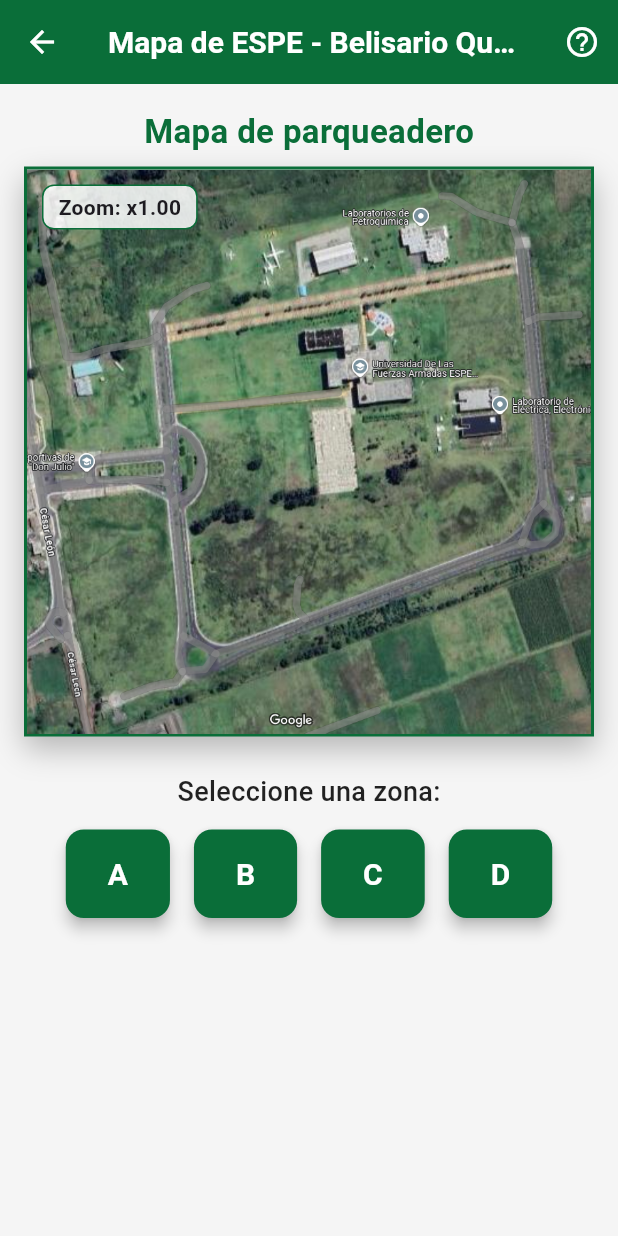
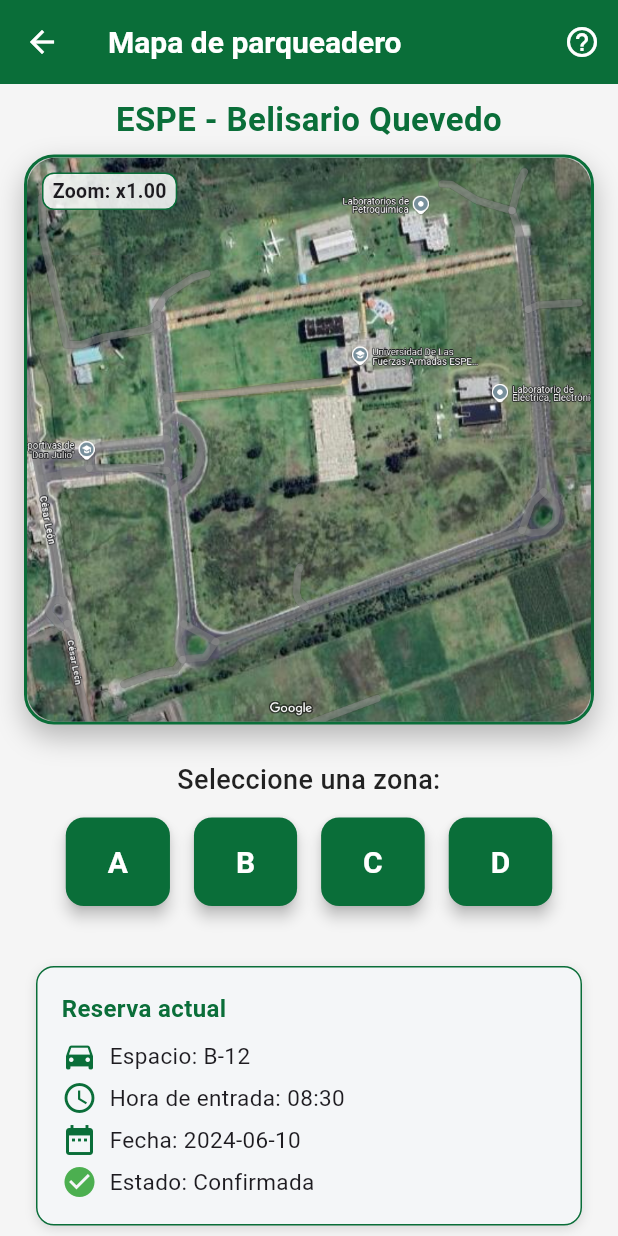
Before and after one commit to ShadowAlejo/parqueadero, a Flutter app: the MapaScreen screen opened directly, on a phone screen of 412 x 824 dp. Run offline on Flutter 3.47's test engine with Material 3 defaults, Android fonts, the phone set to English and light mode, and no system bars; our stand-ins replace cloud_firestore, firebase_auth, firebase_core, google_fonts; accounts and stored records are empty.

Commit message:
Update MapaScreen UI: change title, enhance layout with SingleChildScrollView, and add reservation details section. Adjust zoom functionality to enable panning only when zoomed in.

```diff
--- a/lib/views/home_page.dart
+++ b/lib/views/home_page.dart
@@ -165,7 +165,7 @@
     final squareSize = screenWidth < screenHeight ? screenWidth : screenHeight;
     return Scaffold(
       appBar: AppBar(
-        title: Text('Mapa de ESPE - Belisario Quevedo'),
+        title: Text('Mapa de parqueadero'),
         backgroundColor: Color(0xFF0A6E39),
         actions: [
           IconButton(
@@ -177,16 +177,19 @@
       ),
       body: FadeTransition(
         opacity: _fadeAnimation,
+        child: SingleChildScrollView(
           child: Column(
+            crossAxisAlignment: CrossAxisAlignment.stretch,
             children: [
-            SizedBox(height: 16),
+              SizedBox(height: 8),
               Text(
-              'Mapa de parqueadero',
+                'ESPE - Belisario Quevedo',
                 style: TextStyle(
                   fontSize: 22,
                   fontWeight: FontWeight.bold,
                   color: Color(0xFF0A6E39),
                 ),
+                textAlign: TextAlign.center,
               ),
               SizedBox(height: 8),
               Padding(
@@ -199,7 +202,9 @@
                         height: squareSize - 32,
                         decoration: BoxDecoration(
                           color: Colors.black12,
-                        border: Border.all(color: Color(0xFF0A6E39), width: 2),
+                          border:
+                              Border.all(color: Color(0xFF0A6E39), width: 2),
+                          borderRadius: BorderRadius.circular(20),
                           boxShadow: [
                             BoxShadow(
                               color: Colors.black26,
@@ -208,27 +213,36 @@
                             ),
                           ],
                         ),
+                        child: ClipRRect(
+                          borderRadius: BorderRadius.circular(20),
                           child: _ZoomOnlyImageViewer(
                             key: _zoomKey,
                             squareSize: squareSize - 32,
                             onZoomChanged: _onZoomChanged,
                           ),
                         ),
+                      ),
+                      // Indicador de zoom en la esquina superior izquierda
                       Positioned(
                         top: 12,
                         left: 12,
                         child: Container(
-                        padding:
-                            EdgeInsets.symmetric(horizontal: 10, vertical: 4),
+                          padding: EdgeInsets.symmetric(
+                              horizontal: 6, vertical: 2), // Más pequeño
                           decoration: BoxDecoration(
                             color: Colors.white.withOpacity(0.85),
                             borderRadius: BorderRadius.circular(8),
                             border: Border.all(color: Color(0xFF0A6E39)),
                           ),
-                        child: Text('Zoom: x${zoomLevel.toStringAsFixed(2)}',
-                            style: TextStyle(fontWeight: FontWeight.bold)),
+                          child: Text(
+                            'Zoom: x${zoomLevel.toStringAsFixed(2)}',
+                            style: TextStyle(
+                                fontWeight: FontWeight.bold,
+                                fontSize: 13), // Letra más pequeña
                           ),
                         ),
+                      ),
+                      // Botón de reset en la esquina inferior derecha, solo si el zoom es mayor a 1.0
                       if (zoomLevel > 1.01)
                         Positioned(
                           bottom: 12,
@@ -244,7 +258,8 @@
                                   decoration: BoxDecoration(
                                     color: Colors.white,
                                     shape: BoxShape.circle,
-                                  border: Border.all(color: Color(0xFF0A6E39)),
+                                    border:
+                                        Border.all(color: Color(0xFF0A6E39)),
                                   ),
                                   padding: EdgeInsets.all(8),
                                   child: Icon(Icons.refresh,
@@ -266,6 +281,7 @@
                   fontWeight: FontWeight.w500,
                   color: Colors.black87,
                 ),
+                textAlign: TextAlign.center,
               ),
               SizedBox(height: 12),
               Padding(
@@ -283,7 +299,76 @@
                   ],
                 ),
               ),
+              // Sección de datos de reserva inventados
+              Padding(
+                padding: const EdgeInsets.fromLTRB(24.0, 8.0, 24.0, 32.0),
+                child: Container(
+                  width: double.infinity,
+                  decoration: BoxDecoration(
+                    color: Color(0xFFF4F6F8),
+                    borderRadius: BorderRadius.circular(12),
+                    border: Border.all(color: Color(0xFF0A6E39), width: 1),
+                    boxShadow: [
+                      BoxShadow(
+                        color: Colors.black12,
+                        blurRadius: 6,
+                        offset: Offset(0, 2),
+                      ),
                     ],
+                  ),
+                  padding: EdgeInsets.all(16),
+                  child: Column(
+                    crossAxisAlignment: CrossAxisAlignment.start,
+                    children: [
+                      Text(
+                        'Reserva actual',
+                        style: TextStyle(
+                          fontWeight: FontWeight.bold,
+                          fontSize: 16,
+                          color: Color(0xFF0A6E39),
+                        ),
+                      ),
+                      SizedBox(height: 8),
+                      Row(
+                        children: [
+                          Icon(Icons.directions_car, color: Color(0xFF0A6E39)),
+                          SizedBox(width: 8),
+                          Text('Espacio: B-12', style: TextStyle(fontSize: 15)),
+                        ],
+                      ),
+                      SizedBox(height: 4),
+                      Row(
+                        children: [
+                          Icon(Icons.access_time, color: Color(0xFF0A6E39)),
+                          SizedBox(width: 8),
+                          Text('Hora de entrada: 08:30',
+                              style: TextStyle(fontSize: 15)),
+                        ],
+                      ),
+                      SizedBox(height: 4),
+                      Row(
+                        children: [
+                          Icon(Icons.date_range, color: Color(0xFF0A6E39)),
+                          SizedBox(width: 8),
+                          Text('Fecha: 2024-06-10',
+                              style: TextStyle(fontSize: 15)),
+                        ],
+                      ),
+                      SizedBox(height: 4),
+                      Row(
+                        children: [
+                          Icon(Icons.check_circle, color: Colors.green),
+                          SizedBox(width: 8),
+                          Text('Estado: Confirmada',
+                              style: TextStyle(fontSize: 15)),
+                        ],
+                      ),
+                    ],
+                  ),
+                ),
+              ),
+            ],
+          ),
         ),
       ),
     );
@@ -346,6 +431,7 @@
       if (widget.onZoomChanged != null) {
         widget.onZoomChanged!(scale);
       }
+      setState(() {}); // Para actualizar panEnabled
     }
   }
 
@@ -371,7 +457,7 @@
     return InteractiveViewer(
       minScale: 1.0,
       maxScale: 4.0,
-      panEnabled: false, // Solo zoom, sin desplazamiento
+      panEnabled: _lastScale > 1.01, // Solo permitir pan si hay zoom
       scaleEnabled: true,
       constrained: true,
       transformationController: _controller,
```
Lines whose indentation alone changed are shown as unchanged.
